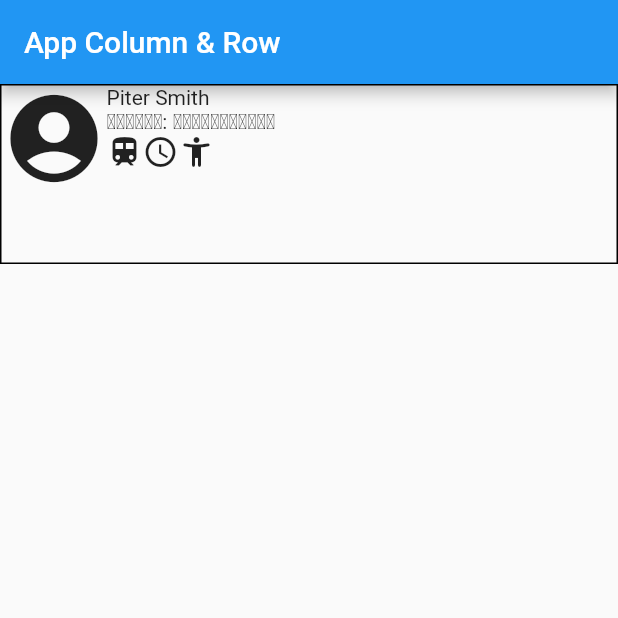
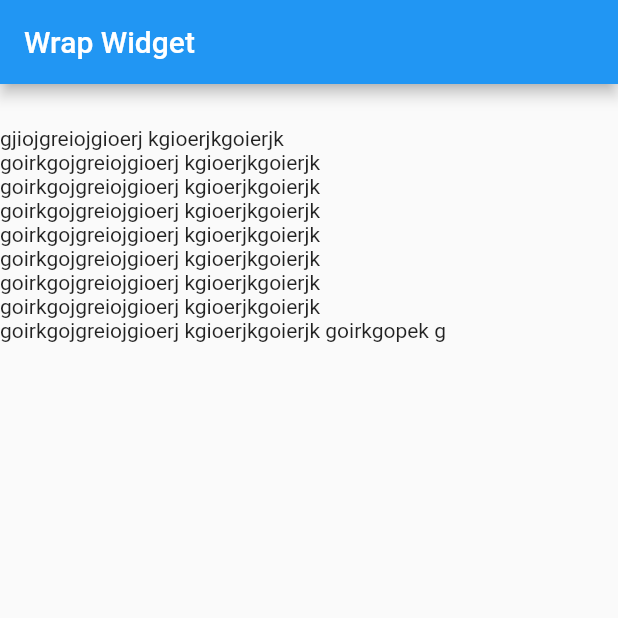
Before and after one commit to SornDevT/flutter_aap_01, a Flutter app: the screen it shows after launch, on a phone screen of 412 x 824 dp, the top half of it. Run offline on Flutter 3.47's test engine with Material 2 defaults, Android fonts, the phone set to English and light mode, and no system bars.

Commit message:
app widget full VDO 03

```diff
--- a/lib/main.dart
+++ b/lib/main.dart
@@ -6,6 +6,12 @@ import 'widget/05-ListViewWidget.dart';
 
 import 'widget/01-textWidget.dart';
 import 'widget/06-App-test.dart';
+import 'widget/07-ListViewBuilder.dart';
+import 'widget/08-GridViewWidget.dart';
+import 'widget/09-StackLayoutWidget.dart';
+import 'widget/10-ExpandedWidget.dart';
+import 'widget/11-SizeBoxWidget.dart';
+import 'widget/12-WrapWidget.dart';
 
 void main() {
   runApp(const MyApp());
@@ -20,7 +26,7 @@ class MyApp extends StatelessWidget {
       theme: ThemeData(
         primarySwatch: Colors.blue,
       ),
-      home: AppCR(),
+      home: WrapWidget(),
     );
   }
 }
--- /dev/null
+++ b/lib/widget/12-WrapWidget.dart
@@ -0,0 +1,41 @@
+import 'package:flutter/material.dart';
+
+class WrapWidget extends StatelessWidget {
+  const WrapWidget({super.key});
+
+  @override
+  Widget build(BuildContext context) {
+    return Scaffold(
+      appBar: AppBar(
+        title: Text('Wrap Widget'),
+      ),
+      body: Column(
+        children: [
+          Row(
+            children: [
+              SizedBox(
+                height: 200,
+              ),
+              // Container(
+              //   child: Text(
+              //       'gjiojgreiojgioerj kgioerjkgoierjk goirkgojgreiojgioerj kgioerjkgoierjk goirkgojgreiojgioerj kgioerjkgoierjk goirkgojgreiojgioerj kgioerjkgoierjk goirkgojgreiojgioerj kgioerjkgoierjk goirkgojgreiojgioerj kgioerjkgoierjk goirkgojgreiojgioerj kgioerjkgoierjk goirkgojgreiojgioerj kgioerjkgoierjk goirkgojgreiojgioerj kgioerjkgoierjk goirkgopek g'),
+              // ),
+              SizedBox(
+                height: 200,
+              ),
+              Container(
+                width: 300,
+                child: Wrap(
+                  children: [
+                    Text(
+                        'gjiojgreiojgioerj kgioerjkgoierjk goirkgojgreiojgioerj kgioerjkgoierjk goirkgojgreiojgioerj kgioerjkgoierjk goirkgojgreiojgioerj kgioerjkgoierjk goirkgojgreiojgioerj kgioerjkgoierjk goirkgojgreiojgioerj kgioerjkgoierjk goirkgojgreiojgioerj kgioerjkgoierjk goirkgojgreiojgioerj kgioerjkgoierjk goirkgojgreiojgioerj kgioerjkgoierjk goirkgopek g'),
+                  ],
+                ),
+              ),
+            ],
+          ),
+        ],
+      ),
+    );
+  }
+}
```
Also changed, not shown: lib/widget/07-ListViewBuilder.dart (added, +35 -0 lines), lib/widget/08-GridViewWidget.dart (added, +103 -0 lines), lib/widget/09-StackLayoutWidget.dart (added, +44 -0 lines), lib/widget/10-ExpandedWidget.dart (added, +67 -0 lines), lib/widget/11-SizeBoxWidget.dart (added, +46 -0 lines).
